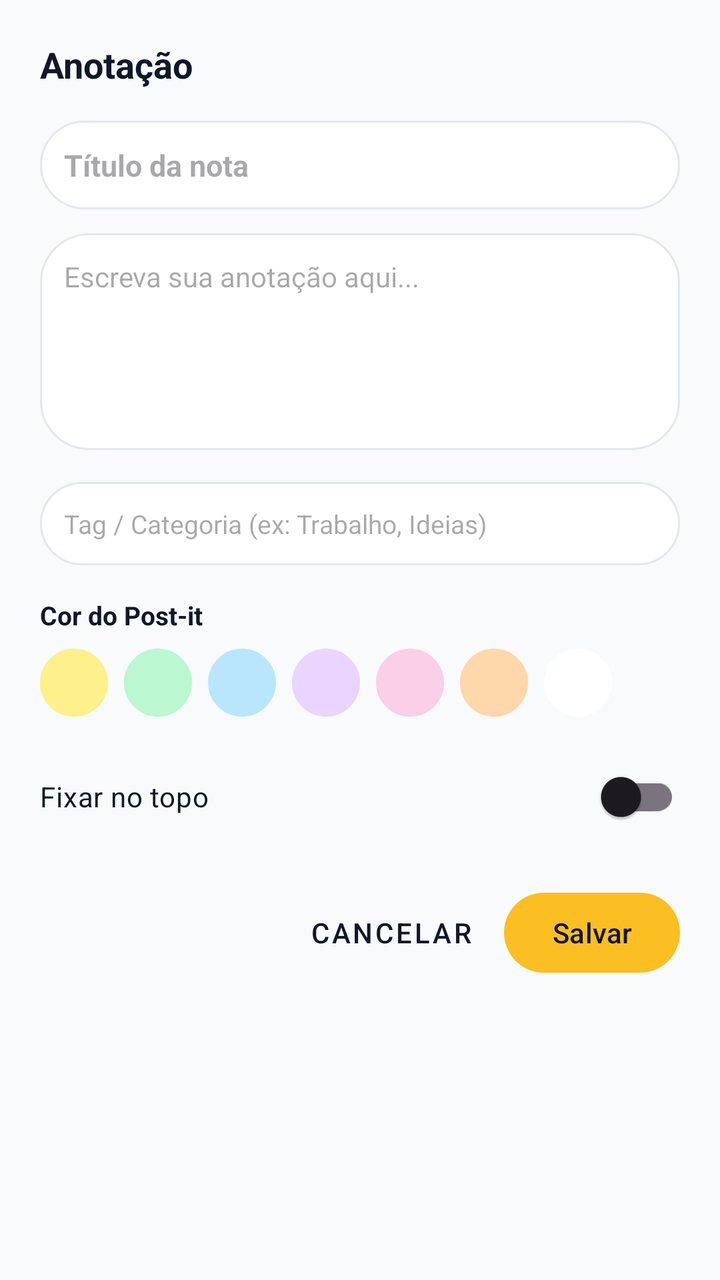
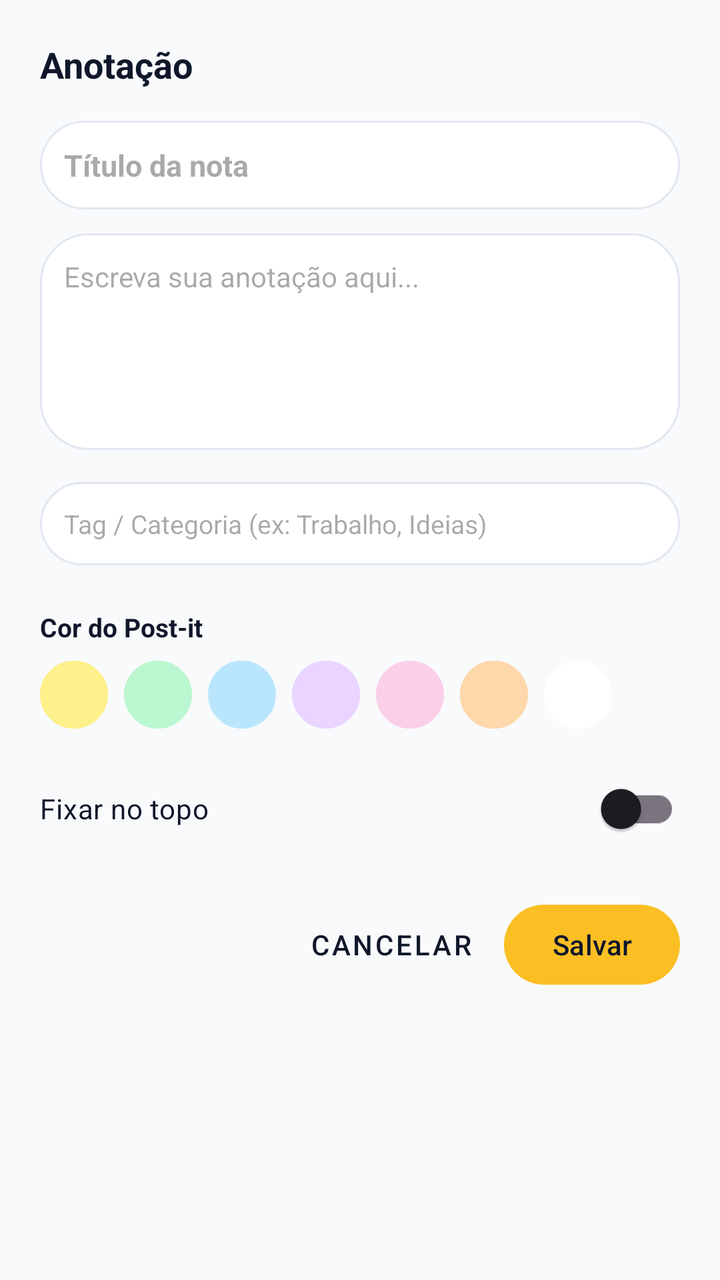

Two renders of the same Android screen: before a commit and after it. Below are the layout's source before the change and the commit's diff.
<!-- AndroidManifest.xml: application theme Theme.Organizer -->
<!-- res/layout/dialog_note_edit.xml -->
<?xml version="1.0" encoding="utf-8"?>
<androidx.core.widget.NestedScrollView xmlns:android="http://schemas.android.com/apk/res/android"
    xmlns:app="http://schemas.android.com/apk/res-auto"
    android:layout_width="match_parent"
    android:layout_height="wrap_content"
    android:padding="20dp">

    <LinearLayout
        android:layout_width="match_parent"
        android:layout_height="wrap_content"
        android:orientation="vertical">

        <TextView
            android:id="@+id/tv_dialog_note_title"
            android:layout_width="wrap_content"
            android:layout_height="wrap_content"
            android:layout_marginBottom="16dp"
            android:text="Anotação"
            android:textColor="@color/text_primary"
            android:textSize="18sp"
            android:textStyle="bold" />

        <EditText
            android:id="@+id/et_note_edit_title"
            android:layout_width="match_parent"
            android:layout_height="wrap_content"
            android:background="@drawable/bg_pill"
            android:hint="Título da nota"
            android:padding="12dp"
            android:textColor="@color/text_primary"
            android:textSize="15sp"
            android:textStyle="bold"
            android:layout_marginBottom="12dp" />

        <EditText
            android:id="@+id/et_note_edit_content"
            android:layout_width="match_parent"
            android:layout_height="wrap_content"
            android:background="@drawable/bg_pill"
            android:gravity="top|start"
            android:hint="Escreva sua anotação aqui..."
            android:minLines="5"
            android:padding="12dp"
            android:textColor="@color/text_primary"
            android:textSize="14sp"
            android:layout_marginBottom="16dp" />

        
        <EditText
            android:id="@+id/et_note_edit_tag"
            android:layout_width="match_parent"
            android:layout_height="wrap_content"
            android:background="@drawable/bg_pill"
            android:hint="Tag / Categoria (ex: Trabalho, Ideias)"
            android:padding="12dp"
            android:textColor="@color/text_primary"
            android:textSize="13sp"
            android:layout_marginBottom="16dp" />

        
        <TextView
            android:layout_width="wrap_content"
            android:layout_height="wrap_content"
            android:layout_marginBottom="8dp"
            android:text="Cor do Post-it"
            android:textColor="@color/text_primary"
            android:textSize="13sp"
            android:textStyle="bold" />

        <LinearLayout
            android:id="@+id/layout_color_palette"
            android:layout_width="match_parent"
            android:layout_height="wrap_content"
            android:layout_marginBottom="16dp"
            android:gravity="center_vertical"
            android:orientation="horizontal">

            <View
                android:id="@+id/color_yellow"
                android:layout_width="34dp"
                android:layout_height="34dp"
                android:layout_marginEnd="8dp"
                android:background="@drawable/bg_pill"
                android:backgroundTint="@color/note_yellow" />

            <View
                android:id="@+id/color_green"
                android:layout_width="34dp"
                android:layout_height="34dp"
                android:layout_marginEnd="8dp"
                android:background="@drawable/bg_pill"
                android:backgroundTint="@color/note_green" />

            <View
                android:id="@+id/color_blue"
                android:layout_width="34dp"
                android:layout_height="34dp"
                android:layout_marginEnd="8dp"
                android:background="@drawable/bg_pill"
                android:backgroundTint="@color/note_blue" />

            <View
                android:id="@+id/color_purple"
                android:layout_width="34dp"
                android:layout_height="34dp"
                android:layout_marginEnd="8dp"
                android:background="@drawable/bg_pill"
                android:backgroundTint="@color/note_purple" />

            <View
                android:id="@+id/color_pink"
                android:layout_width="34dp"
                android:layout_height="34dp"
                android:layout_marginEnd="8dp"
                android:background="@drawable/bg_pill"
                android:backgroundTint="@color/note_pink" />

            <View
                android:id="@+id/color_orange"
                android:layout_width="34dp"
                android:layout_height="34dp"
                android:layout_marginEnd="8dp"
                android:background="@drawable/bg_pill"
                android:backgroundTint="@color/note_orange" />

            <View
                android:id="@+id/color_white"
                android:layout_width="34dp"
                android:layout_height="34dp"
                android:background="@drawable/bg_pill"
                android:backgroundTint="@color/white" />
        </LinearLayout>

        <com.google.android.material.switchmaterial.SwitchMaterial
            android:id="@+id/switch_note_pin"
            android:layout_width="match_parent"
            android:layout_height="wrap_content"
            android:layout_marginBottom="20dp"
            android:text="Fixar no topo"
            android:textColor="@color/text_primary" />

        <LinearLayout
            android:layout_width="match_parent"
            android:layout_height="wrap_content"
            android:gravity="end"
            android:orientation="horizontal">

            <com.google.android.material.button.MaterialButton
                android:id="@+id/btn_delete_note"
                android:layout_width="wrap_content"
                android:layout_height="wrap_content"
                android:layout_marginEnd="8dp"
                android:text="@string/action_delete"
                android:textColor="@color/module_pomodoro"
                style="@style/Widget.MaterialComponents.Button.TextButton"
                android:visibility="gone" />

            <View
                android:layout_width="0dp"
                android:layout_height="0dp"
                android:layout_weight="1" />

            <com.google.android.material.button.MaterialButton
                android:id="@+id/btn_cancel_note"
                android:layout_width="wrap_content"
                android:layout_height="wrap_content"
                android:layout_marginEnd="8dp"
                android:text="@string/action_cancel"
                style="@style/Widget.MaterialComponents.Button.TextButton" />

            <com.google.android.material.button.MaterialButton
                android:id="@+id/btn_save_note"
                android:layout_width="wrap_content"
                android:layout_height="wrap_content"
                android:text="@string/action_save"
                app:backgroundTint="@color/module_notes"
                android:textColor="@color/text_primary" />
        </LinearLayout>

    </LinearLayout>
</androidx.core.widget.NestedScrollView>
<!-- resources referenced by this layout -->
<resources>
  <color name="module_notes">#FBBF24</color>
  <color name="module_pomodoro">#EF4444</color>
  <color name="note_blue">#BAE6FD</color>
  <color name="note_green">#BBF7D0</color>
  <color name="note_orange">#FED7AA</color>
  <color name="note_pink">#FBCFE8</color>
  <color name="note_purple">#E9D5FF</color>
  <color name="note_yellow">#FEF08A</color>
  <color name="text_primary">#0F172A</color>
  <color name="white">#FFFFFF</color>
  <!-- drawable bg_pill (drawable) -->
  <?xml version="1.0" encoding="utf-8"?>
  <shape xmlns:android="http://schemas.android.com/apk/res/android"
      android:shape="rectangle">
      <solid android:color="@color/surface_light" />
      <stroke android:width="1dp" android:color="@color/card_stroke_light" />
      <corners android:radius="24dp" />
  </shape>
  <string name="action_cancel">Cancelar</string>
  <string name="action_delete">Excluir</string>
  <string name="action_save">Salvar</string>
  <style name="Theme.Organizer" parent="Theme.Material3.DayNight.NoActionBar">
          
          <item name="colorPrimary">@color/primary</item>
          <item name="colorOnPrimary">@color/on_primary</item>
          <item name="colorSecondary">@color/module_kanban</item>
          <item name="colorOnSecondary">@color/white</item>
          
          
          <item name="android:statusBarColor">@color/background_light</item>
          <item name="android:windowLightStatusBar">true</item>
          <item name="android:navigationBarColor">@color/background_light</item>
          <item name="android:windowLightNavigationBar">true</item>
          <item name="android:windowBackground">@color/background_light</item>
          
          
          <item name="shapeAppearanceSmallComponent">@style/ShapeAppearance.Organizer.Small</item>
          <item name="shapeAppearanceMediumComponent">@style/ShapeAppearance.Organizer.Medium</item>
          <item name="shapeAppearanceLargeComponent">@style/ShapeAppearance.Organizer.Large</item>
      </style>
  <color name="surface_light">#FFFFFF</color>
  <color name="card_stroke_light">#E2E8F0</color>
  <color name="primary">#0F172A</color>
  <color name="on_primary">#FFFFFF</color>
  <color name="module_kanban">#2563EB</color>
  <color name="background_light">#F8FAFC</color>
  <style name="ShapeAppearance.Organizer.Small" parent="ShapeAppearance.Material3.SmallComponent">
          <item name="cornerSize">8dp</item>
      </style>
  <style name="ShapeAppearance.Organizer.Medium" parent="ShapeAppearance.Material3.MediumComponent">
          <item name="cornerSize">12dp</item>
      </style>
  <style name="ShapeAppearance.Organizer.Large" parent="ShapeAppearance.Material3.LargeComponent">
          <item name="cornerSize">16dp</item>
      </style>
</resources>

<!-- the commit's change to res/layout/dialog_note_edit.xml (unified diff, before → after) -->
@@ -55,7 +55,22 @@
             android:padding="12dp"
             android:textColor="@color/text_primary"
             android:textSize="13sp"
-            android:layout_marginBottom="16dp" />
+            android:layout_marginBottom="6dp" />
+
+        
+        <HorizontalScrollView
+            android:id="@+id/scroll_dialog_tags"
+            android:layout_width="match_parent"
+            android:layout_height="wrap_content"
+            android:layout_marginBottom="16dp"
+            android:scrollbars="none">
+
+            <com.google.android.material.chip.ChipGroup
+                android:id="@+id/chip_group_dialog_tags"
+                android:layout_width="wrap_content"
+                android:layout_height="wrap_content"
+                app:singleSelection="true" />
+        </HorizontalScrollView>
 
         
         <TextView
